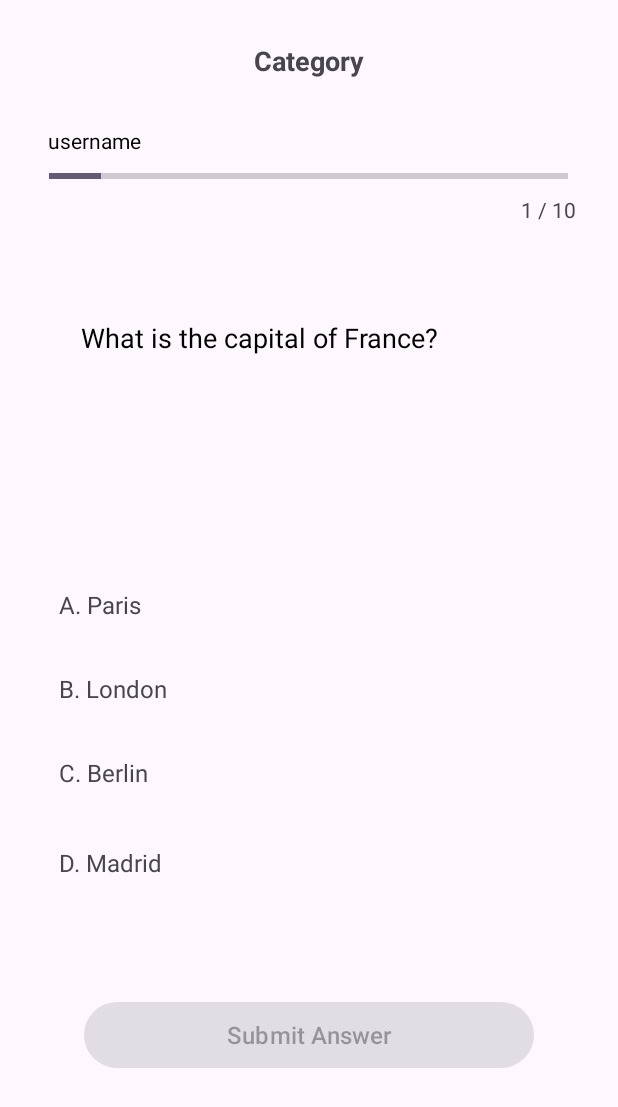
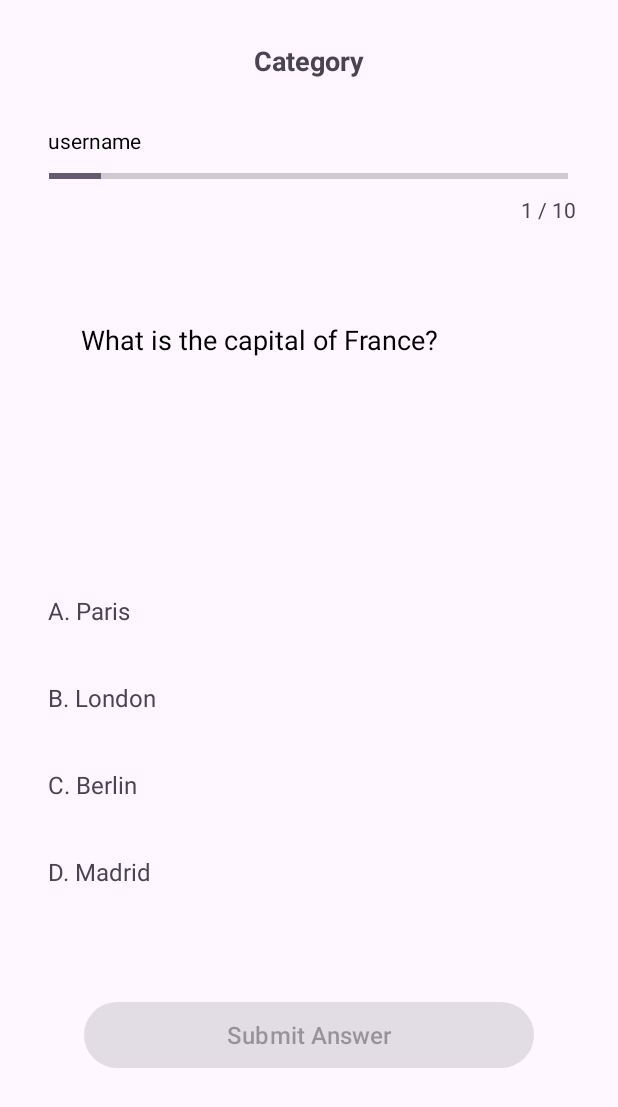
Before and after one commit to web-cipher-007/QuizApp, an Android app: the layout activity_quiz.xml on its own in the app's theme, with its tools: preview values and no code run, on a phone screen of 412 x 824 dp. Shown: the top 1107 px of the screen. Run offline under Robolectric (Android 15) with nearby library versions, the phone set to English and light mode, and no system bars; Roboto replaces fonts that are not available here.

Commit message:
layout issue fixed

```diff
--- a/app/src/main/res/layout/activity_quiz.xml
+++ b/app/src/main/res/layout/activity_quiz.xml
@@ -88,9 +88,10 @@
 
     <TextView
         android:id="@+id/option4"
-        android:layout_width="365dp"
-        android:layout_height="52dp"
-        android:layout_marginBottom="64dp"
+        android:layout_width="0dp"
+        android:layout_height="wrap_content"
+        android:layout_marginBottom="56dp"
+        android:layout_marginTop="4dp"
         android:clickable="true"
         android:focusable="true"
         android:padding="16dp"
@@ -100,12 +101,13 @@
         app:flow_verticalGap="1dp"
         app:layout_constraintBottom_toTopOf="@id/btn_submit"
         app:layout_constraintEnd_toEndOf="parent"
+        app:layout_constraintHorizontal_bias="0.0"
         app:layout_constraintStart_toStartOf="parent" />
 
     <TextView
         android:id="@+id/option1"
-        android:layout_width="365dp"
-        android:layout_height="52dp"
+        android:layout_width="0dp"
+        android:layout_height="wrap_content"
         android:layout_marginBottom="4dp"
         android:clickable="true"
         android:focusable="true"
@@ -120,8 +122,8 @@
 
     <TextView
         android:id="@+id/option2"
-        android:layout_width="365dp"
-        android:layout_height="52dp"
+        android:layout_width="0dp"
+        android:layout_height="wrap_content"
         android:layout_marginBottom="4dp"
         android:clickable="true"
         android:focusable="true"
@@ -136,9 +138,9 @@
 
     <TextView
         android:id="@+id/option3"
-        android:layout_width="365dp"
-        android:layout_height="52dp"
-        android:layout_marginBottom="8dp"
+        android:layout_width="0dp"
+        android:layout_height="wrap_content"
+        android:layout_marginBottom="4dp"
         android:clickable="true"
         android:focusable="true"
         android:padding="16dp"
```
